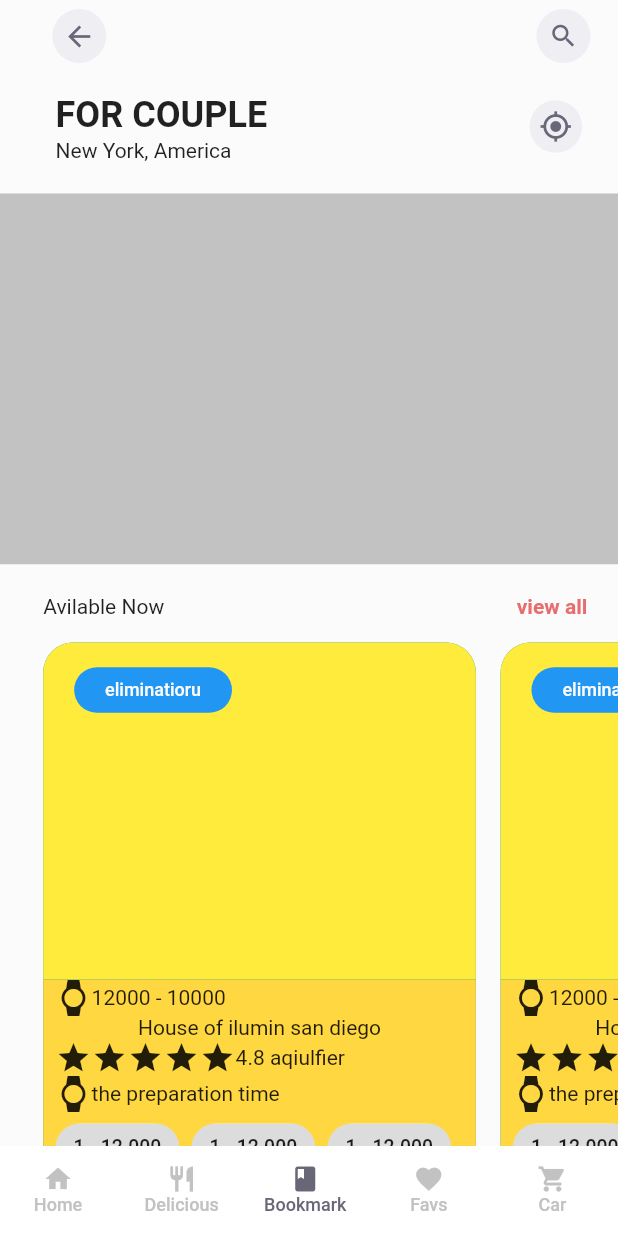
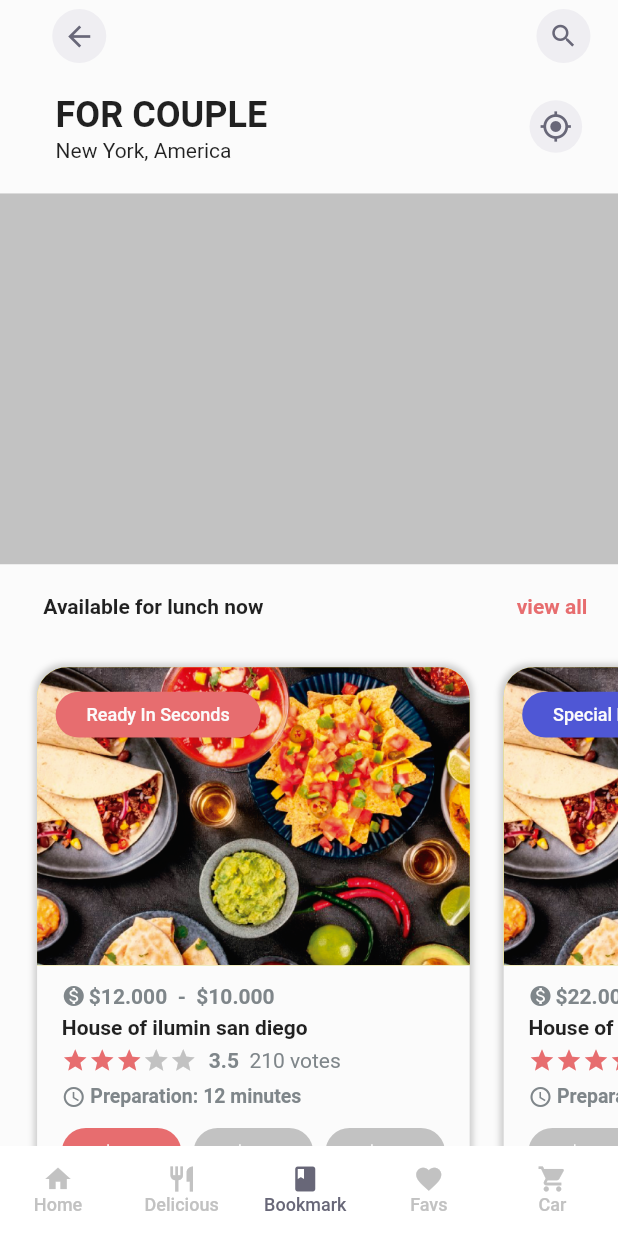
Before and after one commit to DalexisValencia/Fifth-test-app_Restaurants, a Flutter app: the screen it shows after launch, item 3 of the bottom bar chosen, on a phone screen of 412 x 824 dp. Run offline on Flutter 3.47's test engine with Material 2 defaults, Android fonts, the phone set to English and light mode, and no system bars.

Commit message:
Usando aspecto ratio para mejorar el responsive  de los productos disponibles en el detalle del producto

```diff
--- /dev/null
+++ b/lib/interfaces/availableForLunch.dart
@@ -0,0 +1,37 @@
+import 'package:flutter/material.dart';
+
+class AvailablePlatesForLunch {
+  final String flagLabelText;
+  final Color flagLabelColor;
+  final String imagePlate;
+  final String price;
+  final String plateName;
+  final int starts;
+  final String qualifiers;
+  final String votes;
+  final String preparationTime;
+  final List<PricesShip> prices; // limit 3
+  AvailablePlatesForLunch({
+    this.flagLabelText,
+    this.flagLabelColor,
+    this.imagePlate,
+    this.price,
+    this.plateName,
+    this.starts,
+    this.qualifiers,
+    this.votes,
+    this.preparationTime,
+    this.prices
+  });
+}
+
+class PricesShip {
+  final int amount;
+  final String price;
+  final bool active;
+  PricesShip({
+    this.amount,
+    this.price,
+    this.active,
+  });
+}
--- a/lib/screens/restaurant.details.dart
+++ b/lib/screens/restaurant.details.dart
@@ -1,3 +1,5 @@
+import 'package:fith_app__restaurant/interfaces/availableForLunch.dart';
+import 'package:fith_app__restaurant/sections/CardAvailableForLunch.dart';
 import 'package:flutter/material.dart';
 
 class RestaurantDetailWrapper extends StatelessWidget {
@@ -110,7 +112,6 @@ class TitleAndShortDescription extends StatelessWidget {
             color: Theme.of(context).primaryColorDark
           ),
         ),
-        // child:  Icon(Icons.comment)
       )
     ],
     );
@@ -137,13 +138,15 @@ class DetailHighlightProduct extends StatefulWidget {
 }
 
 class _DetailHighlightProductState extends State<DetailHighlightProduct> {
-
-  List availablePlates = ['1', '2', '3'];
-
   Widget _wrapperHeader () => Row(
     mainAxisAlignment: MainAxisAlignment.spaceBetween,
     children: <Widget>[
-      Text('Avilable Now'),
+      Text(
+        'Available for lunch now',
+        style: Theme.of(context).textTheme.bodyText1.copyWith(
+          fontWeight: FontWeight.w700
+        ),
+      ),
       MaterialButton(
         elevation: 0,
         shape: RoundedRectangleBorder(
@@ -168,178 +171,38 @@ class _DetailHighlightProductState extends State<DetailHighlightProduct> {
     return Container(
       margin: EdgeInsets.only(
         top: MediaQuery.of(context).size.width * 0.01,
-        left: MediaQuery.of(context).size.width * 0.07
       ),
       child: Column(
         children: <Widget>[
-          _wrapperHeader(),
           Container(
-            // color: Colors.amber,
-            width: MediaQuery.of(context).size.width,
-            height: MediaQuery.of(context).size.height * 0.50,
-            child: CompleteListAvailablePlates(),
+            margin: EdgeInsets.only(
+              left: MediaQuery.of(context).size.width * 0.07
+            ),
+            child: _wrapperHeader(),
+          ),
+          Container(
+            margin: EdgeInsets.only(
+              left: MediaQuery.of(context).size.width * 0.035
+            ),
+            // width: MediaQuery.of(context).size.width,
+            // height: MediaQuery.of(context).size.height * 0.52,
+            // child: CompleteListAvailablePlates(),
+            child: Align(
+              alignment: Alignment.center,
+              child: AspectRatio(
+                aspectRatio: 2/2,
+                child: Container(
+                  child: CompleteListAvailablePlates(),
+                ),
+              ),
+            )
+
           ),
           SizedBox(
             height: 20,
           )
-          // _completeListAvailablePlates(),
         ],
       ),
     );
   }
 }
-
-class CompleteListAvailablePlates extends StatelessWidget {
-  @override
-  Widget build(BuildContext context) {
-    return ListView.builder(
-      scrollDirection: Axis.horizontal,
-      itemCount: 10,
-      itemBuilder: (BuildContext context, int index){
-        return Container(
-          padding: EdgeInsets.all(0),
-          margin: EdgeInsets.only(
-            right:MediaQuery.of(context).size.width * 0.04
-          ),
-          decoration: BoxDecoration(
-            borderRadius: BorderRadius.circular(20),
-            color: Colors.teal,
-          ),
-          width: MediaQuery.of(context).size.width * 0.70,
-          //child: Card(
-            child: Column(
-              children: <Widget>[
-                Expanded(
-                  flex: 6,
-                  child: Container(
-                    decoration: BoxDecoration(
-                      borderRadius: BorderRadius.only(
-                        topLeft: Radius.circular(20),
-                        topRight: Radius.circular(20)
-                      ),
-                      color: Colors.yellow,
-                    ),
-                    child: Stack(
-                      children: <Widget>[
-                        Positioned(
-                          top:  MediaQuery.of(context).size.height * 0.02,
-                          left: MediaQuery.of(context).size.width * 0.05,
-                          child: Container(
-                            padding: EdgeInsets.fromLTRB(
-                              MediaQuery.of(context).size.width * 0.05,
-                              MediaQuery.of(context).size.height * 0.01,
-                              MediaQuery.of(context).size.width * 0.05,
-                              MediaQuery.of(context).size.height * 0.01
-                            ),
-                            decoration: BoxDecoration(
-                              color: Colors.blue,
-                              borderRadius: BorderRadius.circular(50)
-                            ),
-                            child: Text(
-                              'eliminatioru',
-                              style: Theme.of(context).textTheme.button.copyWith(
-                                color: Theme.of(context).primaryColorLight,
-                                fontSize: 12
-                              ),
-                            ),
-                          )
-                        )
-                      ],
-                    ),
-                  ),
-                ),
-                Expanded(
-                  flex: 5,
-                  child: Container(
-                    padding: EdgeInsets.only(
-                      left: MediaQuery.of(context).size.width * 0.02,
-                      right: MediaQuery.of(context).size.width * 0.02
-                    ),
-                    decoration: BoxDecoration(
-                      borderRadius: BorderRadius.only(
-                        bottomLeft: Radius.circular(20),
-                        bottomRight: Radius.circular(20)
-                      ),
-                      color: Colors.amberAccent,
-                    ),
-                    child: Column(
-                      children: <Widget>[
-                        Row(
-                          children: <Widget>[
-                            Icon(Icons.watch),
-                            Text('12000 - 10000')
-                          ],
-                        ),
-                        Text('House of ilumin san diego'),
-                        Row(
-                          children: <Widget>[
-                            Row(
-                              children: <Widget>[
-                                Icon(Icons.star),Icon(Icons.star),Icon(Icons.star),
-                                Icon(Icons.star),Icon(Icons.star)
-                              ],
-                            ),
-                            Text('4.8 aqiulfier')
-                          ],
-                        ),
-                        Row(
-                          children: <Widget>[
-                            Icon(Icons.watch),
-                            Text('the preparation time')
-                          ],
-                        ),
-                        Row(
-                          children: <Widget>[
-                            Expanded(
-                              child: Container(
-                                margin: EdgeInsets.only(
-                                  right: MediaQuery.of(context).size.width * 0.02
-                                ),
-                                child: Chip(
-                                  label: FittedBox(
-                                    fit: BoxFit.scaleDown,
-                                    child: Text('1 - 12.000')
-                                  )
-                                ),
-                              )
-                            ),
-                             Expanded(
-                              child: Container(
-                                margin: EdgeInsets.only(
-                                  right: MediaQuery.of(context).size.width * 0.02
-                                ),
-                                child: Chip(
-                                  label: FittedBox(
-                                    fit: BoxFit.scaleDown,
-                                    child: Text('1 - 12.000')
-                                  )
-                                ),
-                              )
-                            ),
-                             Expanded(
-                              child: Container(
-                                margin: EdgeInsets.only(
-                                  right: MediaQuery.of(context).size.width * 0.02
-                                ),
-                                child: Chip(
-                                  label: FittedBox(
-                                    fit: BoxFit.scaleDown,
-                                    child: Text('1 - 12.000')
-                                  )
-                                ),
-                              )
-                            ),
-                          ],
-                        )
-                      ],
-                    ),
-                  ),
-                )
-              ],
-            ),
-          //),
-        );
-      },
-    );
-  }
-}
--- /dev/null
+++ b/lib/sections/CardAvailableForLunch.dart
@@ -0,0 +1,327 @@
+import 'package:fith_app__restaurant/interfaces/availableForLunch.dart';
+import 'package:flutter/material.dart';
+
+List<AvailablePlatesForLunch> availablePlates = [
+    AvailablePlatesForLunch(
+      flagLabelText: 'Ready In Seconds',
+      flagLabelColor: Color(0xFFE76D6F),
+      imagePlate: 'assets/banner/mexican-food.png',
+      price: '\$12.000  -  \$10.000',
+      plateName: 'House of ilumin san diego',
+      starts: 3,
+      qualifiers: '3.5',
+      votes: '210 votes',
+      preparationTime: 'Preparation: 12 minutes',
+      prices: [
+        PricesShip(
+          amount: 1,
+          price: '\$12.000',
+          active: true
+        ),
+        PricesShip(
+          amount: 2,
+          price: '\$21.000',
+          active: false
+        ),
+        PricesShip(
+          amount: 3,
+          price: '\$30.000',
+          active: false
+        )
+      ]
+    ),
+    AvailablePlatesForLunch(
+      flagLabelText: 'Special For You',
+      flagLabelColor: Color(0xFF4F57D5),
+      imagePlate: 'assets/banner/mexican-food.png',
+      price: '\$22.000  -  \$55.000',
+      plateName: 'House of ilumin san diego',
+      starts: 4,
+      qualifiers: '4.0',
+      votes: '150 votes',
+      preparationTime: 'Preparation: 5 minutes',
+      prices: [
+        PricesShip(
+          amount: 1,
+          price: '\$22.000',
+          active: false
+        ),
+        PricesShip(
+          amount: 2,
+          price: '\$41.000',
+          active: true
+        ),
+        PricesShip(
+          amount: 3,
+          price: '\$55.000',
+          active: false
+        )
+      ]
+    ),
+    AvailablePlatesForLunch(
+      flagLabelText: 'Best Promotion',
+      flagLabelColor: Color(0xFFFFB60E),
+      imagePlate: 'assets/banner/mexican-food.png',
+      price: '\$44.000  -  \$150.000',
+      plateName: 'House of ilumin san diego',
+      starts: 4,
+      qualifiers: '4.0',
+      votes: '150 votes',
+      preparationTime: 'Preparation: 15 minutes',
+      prices: [
+        PricesShip(
+          amount: 1,
+          price: '\$44.000',
+          active: false
+        ),
+        PricesShip(
+          amount: 2,
+          price: '\$80.000',
+          active: false
+        ),
+        PricesShip(
+          amount: 3,
+          price: '\$150.000',
+          active: true
+        )
+      ]
+    )
+  ];
+
+  class CompleteListAvailablePlates extends StatefulWidget {
+    @override
+    _CompleteListAvailablePlatesState createState() => _CompleteListAvailablePlatesState();
+  }
+
+  class _CompleteListAvailablePlatesState extends State<CompleteListAvailablePlates> {
+    @override
+    Widget build(BuildContext context) {
+      return ListView.builder(
+        scrollDirection: Axis.horizontal,
+        itemCount: availablePlates.length,
+        itemBuilder: (BuildContext context, int index){
+          return Container(
+            margin: EdgeInsets.only(
+              top:  MediaQuery.of(context).size.height * 0.02,
+              right:MediaQuery.of(context).size.width * 0.03,
+              left: MediaQuery.of(context).size.width * 0.025,
+              bottom:  MediaQuery.of(context).size.height * 0.02,
+            ),
+            decoration: BoxDecoration(
+              borderRadius: BorderRadius.circular(20),
+              boxShadow: [
+                BoxShadow(
+                  color: Colors.grey.withOpacity(0.5),
+                  spreadRadius: 2,
+                  blurRadius: 3,
+                  offset: Offset(0,0)
+                )
+              ]
+            ),
+            width: MediaQuery.of(context).size.width * 0.70,
+              child: Column(
+                children: <Widget>[
+                  Expanded(
+                    flex: 6,
+                    child: Container(
+                      decoration: BoxDecoration(
+                        borderRadius: BorderRadius.only(
+                          topLeft: Radius.circular(20),
+                          topRight: Radius.circular(20),
+                        ),
+                        color: Colors.yellow,
+                        image: DecorationImage(
+                          fit: BoxFit.cover,
+                          image: ExactAssetImage(availablePlates[index].imagePlate)
+                        )
+                      ),
+                      child: Stack(
+                        children: <Widget>[
+                          Positioned(
+                            top:  MediaQuery.of(context).size.height * 0.02,
+                            left: MediaQuery.of(context).size.width * 0.03,
+                            child: Container(
+                              padding: EdgeInsets.fromLTRB(
+                                MediaQuery.of(context).size.width * 0.05,
+                                MediaQuery.of(context).size.height * 0.01,
+                                MediaQuery.of(context).size.width * 0.05,
+                                MediaQuery.of(context).size.height * 0.01
+                              ),
+                              decoration: BoxDecoration(
+                                color: availablePlates[index].flagLabelColor,
+                                borderRadius: BorderRadius.circular(50)
+                              ),
+                              child: Text(
+                                availablePlates[index].flagLabelText,
+                                style: Theme.of(context).textTheme.button.copyWith(
+                                  color: Theme.of(context).primaryColorLight,
+                                  fontSize: 12
+                                ),
+                              ),
+                            )
+                          )
+                        ],
+                      ),
+                    ),
+                  ),
+                  Expanded(
+                    flex: 5,
+                    child: Container(
+                      padding: EdgeInsets.only(
+                        top: MediaQuery.of(context).size.width * 0.03,
+                        left: MediaQuery.of(context).size.width * 0.04,
+                        right: MediaQuery.of(context).size.width * 0.02
+                      ),
+                      decoration: BoxDecoration(
+                        borderRadius: BorderRadius.only(
+                          bottomLeft: Radius.circular(20),
+                          bottomRight: Radius.circular(20)
+                        ),
+                        color: Theme.of(context).primaryColorLight,
+                      ),
+                      child: Column(
+                        crossAxisAlignment: CrossAxisAlignment.start,
+                        children: <Widget>[
+                          Row(
+                            children: <Widget>[
+                              Icon(
+                                Icons.monetization_on,
+                                size: 16,
+                                color: Theme.of(context).primaryColor
+                              ),
+                              SizedBox(
+                                width: 2,
+                              ),
+                              Text(
+                                availablePlates[index].price,
+                                style: Theme.of(context).textTheme.caption.copyWith(
+                                  fontSize: 14,
+                                  fontWeight: FontWeight.bold,
+                                  color: Theme.of(context).primaryColor
+                                ),
+                              )
+                            ],
+                          ),
+                          SizedBox( height: 5 ),
+                          Text(
+                            availablePlates[index].plateName,
+                            style: Theme.of(context).textTheme.button.copyWith(
+                              fontWeight: FontWeight.bold
+                            ),
+                          ),
+                          SizedBox( height: 5 ),
+                          Row(
+                            children: <Widget>[
+                              Builder(
+                                builder: (BuildContext context){
+                                  List<Widget> starts = [];
+                                  var obj = [1,2,3,4,5];// Calificamos las 5 estrellas
+                                  for (var prop in obj) {
+                                    Color _startColor = Theme.of(context).accentColor;
+                                    if (prop <= availablePlates[index].starts) {
+                                      _startColor = Theme.of(context).buttonColor;
+                                    }
+                                    if (prop > availablePlates[index].starts) {
+                                      _startColor = Theme.of(context).accentColor;
+                                    }
+                                    starts.add(
+                                      Icon(
+                                        Icons.star,
+                                        color: _startColor,
+                                        size: 18,
+                                      ),
+                                    );
+                                  }
+                                  return Row(
+                                    children: starts,
+                                  );
+                                }
+                              ),
+                              SizedBox(
+                                width: 8,
+                              ),
+                              RichText(
+                                text: TextSpan(
+                                  text: availablePlates[index].qualifiers,
+                                  style: TextStyle(
+                                    fontWeight: FontWeight.bold,
+                                    color: Theme.of(context).primaryColor
+                                  ),
+                                  children: <TextSpan>[
+                                    TextSpan(
+                                      text: '  ${availablePlates[index].votes}',
+                                      style: TextStyle(
+                                        fontWeight: FontWeight.w400,
+                                        color: Theme.of(context).primaryColor
+                                      )
+                                    )
+                                  ]
+                                )
+                              )
+                            ],
+                          ),
+                          SizedBox( height: 7 ),
+                          Row(
+                            children: <Widget>[
+                              Icon(
+                                Icons.access_time,
+                                size: 16,
+                                color: Theme.of(context).primaryColor
+                              ),
+                              SizedBox( width: 3 ),
+                              Text(
+                                availablePlates[index].preparationTime,
+                                style: TextStyle(
+                                  fontWeight: FontWeight.bold,
+                                  fontSize: 13,
+                                  color: Theme.of(context).primaryColor
+                                ),
+                              )
+                            ],
+                          ),
+                          SizedBox(
+                            height: 5,
+                          ),
+                          Builder(
+                            builder: (BuildContext context){
+                              List<Widget> _shipPrices = [];
+                              availablePlates[index].prices.map((item) => {
+                                _shipPrices.add(
+                                  Expanded(
+                                    child: Container(
+                                      margin: EdgeInsets.only(
+                                        right: MediaQuery.of(context).size.width * 0.02
+                                      ),
+                                      child: Chip(
+                                        backgroundColor: item.active ? Theme.of(context).buttonColor : Theme.of(context).accentColor,
+                                        label: FittedBox(
+                                          fit: BoxFit.scaleDown,
+                                          child: Text(
+                                            '${item.amount} - ${item.price}',
+                                            style: Theme.of(context).textTheme.bodyText1.copyWith(
+                                              fontWeight: FontWeight.bold,
+                                              color: Theme.of(context).primaryColorLight
+                                            ),
+                                          )
+                                        )
+                                      ),
+                                    )
+                                  ),
+                                )
+                              }).toList();
+                              return Row(
+                                children: _shipPrices,
+                              );
+                            }
+                          )
+                        ],
+                      ),
+                    ),
+                  )
+                ],
+              ),
+          );
+        },
+      );
+    }
+  }
```
